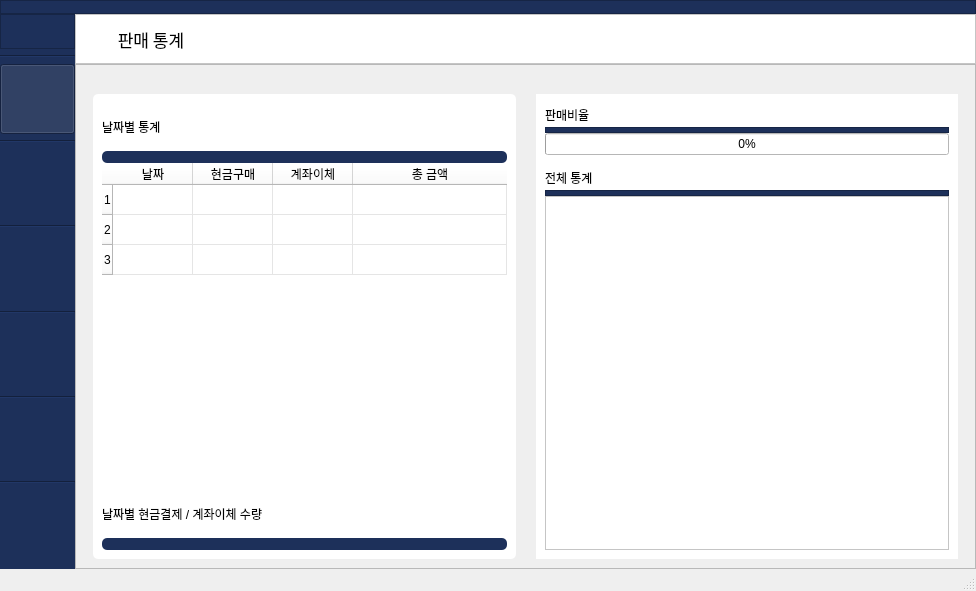
First picture: the form in BookTable_ver2_0/main_renewal.ui, repository JeongsolKim/DJIVF, before the edit.
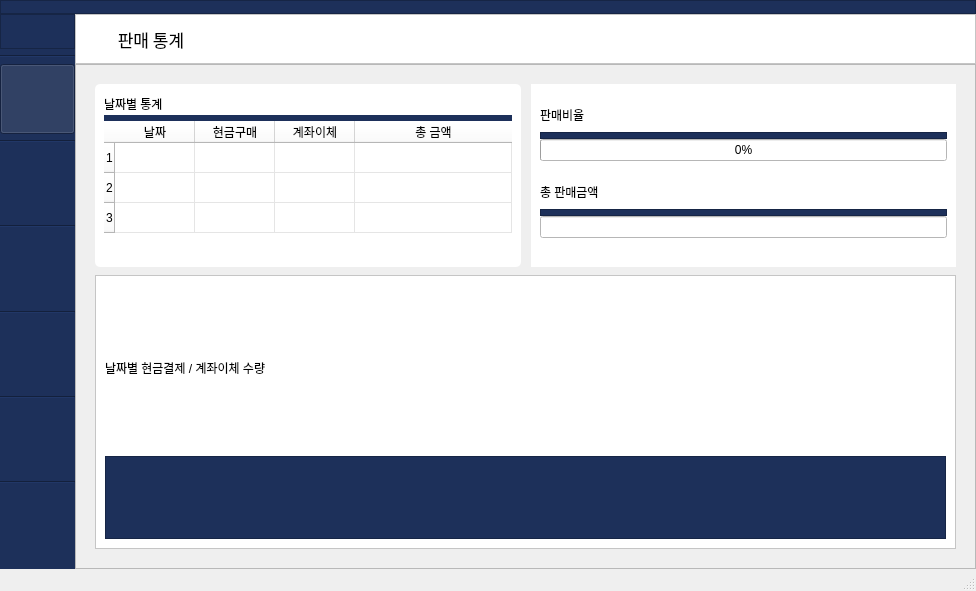
Second picture: the form after the edit. The open tabs and pages were chosen to show the change.

Commit message: status window design change

Diff of the .ui file:
```diff
--- a/BookTable_ver2_0/main_renewal.ui
+++ b/BookTable_ver2_0/main_renewal.ui
@@ -595,110 +595,25 @@
             </property>
             <layout class="QGridLayout" name="gridLayout_17">
              <item row="0" column="0">
-              <layout class="QGridLayout" name="gridLayout_16" columnstretch="1,1">
+              <layout class="QGridLayout" name="gridLayout_16" rowstretch="2,3" columnstretch="1,1">
                <property name="leftMargin">
-                <number>8</number>
+                <number>10</number>
                </property>
                <property name="topMargin">
-                <number>20</number>
+                <number>10</number>
                </property>
                <property name="rightMargin">
-                <number>8</number>
+                <number>10</number>
+               </property>
+               <property name="bottomMargin">
+                <number>10</number>
                </property>
                <property name="horizontalSpacing">
-                <number>20</number>
+                <number>10</number>
                </property>
-               <item row="0" column="1">
-                <widget class="QFrame" name="frame_17">
-                 <property name="styleSheet">
-                  <string notr="true">background-color: rgb(255, 255, 255);</string>
-                 </property>
-                 <property name="frameShape">
-                  <enum>QFrame::NoFrame</enum>
-                 </property>
-                 <property name="frameShadow">
-                  <enum>QFrame::Raised</enum>
-                 </property>
-                 <layout class="QGridLayout" name="gridLayout_19">
-                  <item row="0" column="0">
-                   <layout class="QVBoxLayout" name="verticalLayout_6" stretch="4,1,8,2,4,1,60">
-                    <property name="spacing">
-                     <number>0</number>
-                    </property>
-                    <item>
-                     <widget class="QLabel" name="label_6">
-                      <property name="text">
-                       <string>판매비율</string>
-                      </property>
-                      <property name="alignment">
-                       <set>Qt::AlignLeading|Qt::AlignLeft|Qt::AlignVCenter</set>
-                      </property>
-                     </widget>
-                    </item>
-                    <item>
-                     <widget class="QFrame" name="color_frame_4">
-                      <property name="styleSheet">
-                       <string notr="true">background-color: rgb(29, 48, 90);</string>
-                      </property>
-                      <property name="frameShape">
-                       <enum>QFrame::StyledPanel</enum>
-                      </property>
-                      <property name="frameShadow">
-                       <enum>QFrame::Raised</enum>
-                      </property>
-                     </widget>
-                    </item>
-                    <item>
-                     <widget class="QProgressBar" name="soldpercentage">
-                      <property name="value">
-                       <number>0</number>
-                      </property>
-                      <property name="alignment">
-                       <set>Qt::AlignCenter</set>
-                      </property>
-                     </widget>
-                    </item>
-                    <item>
-                     <spacer name="verticalSpacer_6">
-                      <property name="orientation">
-                       <enum>Qt::Vertical</enum>
-                      </property>
-                      <property name="sizeHint" stdset="0">
-                       <size>
-                        <width>20</width>
-                        <height>40</height>
-                       </size>
-                      </property>
-                     </spacer>
-                    </item>
-                    <item>
-                     <widget class="QLabel" name="label_11">
-                      <property name="text">
-                       <string>전체 통계</string>
-                      </property>
-                     </widget>
-                    </item>
-                    <item>
-                     <widget class="QFrame" name="color_frame_8">
-                      <property name="styleSheet">
-                       <string notr="true">background-color: rgb(29, 48, 90);</string>
-                      </property>
-                      <property name="frameShape">
-                       <enum>QFrame::StyledPanel</enum>
-                      </property>
-                      <property name="frameShadow">
-                       <enum>QFrame::Raised</enum>
-                      </property>
-                     </widget>
-                    </item>
-                    <item>
-                     <widget class="QListWidget" name="listWidget"/>
-                    </item>
-                   </layout>
-                  </item>
-                 </layout>
-                </widget>
-               </item>
+               <property name="verticalSpacing">
+                <number>8</number>
+               </property>
                <item row="0" column="0">
                 <widget class="QFrame" name="frame_18">
                  <property name="styleSheet">
@@ -713,7 +628,7 @@
                  </property>
                  <layout class="QGridLayout" name="gridLayout_18">
                   <item row="0" column="0">
-                   <layout class="QVBoxLayout" name="verticalLayout_5" stretch="4,1,25,2,4,1,50">
+                   <layout class="QVBoxLayout" name="verticalLayout_5" stretch="4,1,25">
                     <property name="spacing">
                      <number>0</number>
                     </property>
@@ -809,6 +724,67 @@
                       </column>
                      </widget>
                     </item>
+                   </layout>
+                  </item>
+                 </layout>
+                </widget>
+               </item>
+               <item row="0" column="1">
+                <widget class="QFrame" name="frame_17">
+                 <property name="styleSheet">
+                  <string notr="true">background-color: rgb(255, 255, 255);</string>
+                 </property>
+                 <property name="frameShape">
+                  <enum>QFrame::NoFrame</enum>
+                 </property>
+                 <property name="frameShadow">
+                  <enum>QFrame::Raised</enum>
+                 </property>
+                 <layout class="QGridLayout" name="gridLayout_19">
+                  <item row="0" column="0">
+                   <layout class="QVBoxLayout" name="verticalLayout_6" stretch="5,1,1,2,5,1,10">
+                    <property name="spacing">
+                     <number>0</number>
+                    </property>
+                    <property name="topMargin">
+                     <number>5</number>
+                    </property>
+                    <property name="bottomMargin">
+                     <number>20</number>
+                    </property>
+                    <item>
+                     <widget class="QLabel" name="label_6">
+                      <property name="text">
+                       <string>판매비율</string>
+                      </property>
+                      <property name="alignment">
+                       <set>Qt::AlignLeading|Qt::AlignLeft|Qt::AlignVCenter</set>
+                      </property>
+                     </widget>
+                    </item>
+                    <item>
+                     <widget class="QFrame" name="color_frame_4">
+                      <property name="styleSheet">
+                       <string notr="true">background-color: rgb(29, 48, 90);</string>
+                      </property>
+                      <property name="frameShape">
+                       <enum>QFrame::StyledPanel</enum>
+                      </property>
+                      <property name="frameShadow">
+                       <enum>QFrame::Raised</enum>
+                      </property>
+                     </widget>
+                    </item>
+                    <item>
+                     <widget class="QProgressBar" name="soldpercentage">
+                      <property name="value">
+                       <number>0</number>
+                      </property>
+                      <property name="alignment">
+                       <set>Qt::AlignCenter</set>
+                      </property>
+                     </widget>
+                    </item>
                     <item>
                      <spacer name="verticalSpacer">
                       <property name="orientation">
@@ -823,14 +799,14 @@
                      </spacer>
                     </item>
                     <item>
-                     <widget class="QLabel" name="label_8">
+                     <widget class="QLabel" name="label_11">
                       <property name="text">
-                       <string>날짜별 현금결제 / 계좌이체 수량</string>
+                       <string>총 판매금액</string>
                       </property>
                      </widget>
                     </item>
                     <item>
-                     <widget class="QFrame" name="color_frame_6">
+                     <widget class="QFrame" name="color_frame_8">
                       <property name="styleSheet">
                        <string notr="true">background-color: rgb(29, 48, 90);</string>
                       </property>
@@ -843,13 +819,58 @@
                      </widget>
                     </item>
                     <item>
-                     <layout class="QVBoxLayout" name="status_graph_layout"/>
+                     <widget class="QLineEdit" name="total_line">
+                      <property name="alignment">
+                       <set>Qt::AlignCenter</set>
+                      </property>
+                      <property name="readOnly">
+                       <bool>true</bool>
+                      </property>
+                     </widget>
                     </item>
                    </layout>
                   </item>
                  </layout>
                 </widget>
                </item>
+               <item row="1" column="0" colspan="2">
+                <widget class="QFrame" name="frame_5">
+                 <property name="styleSheet">
+                  <string notr="true">background-color: rgb(255, 255, 255);</string>
+                 </property>
+                 <property name="frameShape">
+                  <enum>QFrame::StyledPanel</enum>
+                 </property>
+                 <property name="frameShadow">
+                  <enum>QFrame::Raised</enum>
+                 </property>
+                 <layout class="QGridLayout" name="gridLayout_61" rowstretch="2,1,50">
+                  <item row="1" column="0">
+                   <widget class="QFrame" name="color_frame_6">
+                    <property name="styleSheet">
+                     <string notr="true">background-color: rgb(29, 48, 90);</string>
+                    </property>
+                    <property name="frameShape">
+                     <enum>QFrame::StyledPanel</enum>
+                    </property>
+                    <property name="frameShadow">
+                     <enum>QFrame::Raised</enum>
+                    </property>
+                   </widget>
+                  </item>
+                  <item row="2" column="0">
+                   <layout class="QVBoxLayout" name="status_graph_layout"/>
+                  </item>
+                  <item row="0" column="0">
+                   <widget class="QLabel" name="label_8">
+                    <property name="text">
+                     <string>날짜별 현금결제 / 계좌이체 수량</string>
+                    </property>
+                   </widget>
+                  </item>
+                 </layout>
+                </widget>
+               </item>
               </layout>
              </item>
             </layout>
```
The commit also changes 3 other files.
